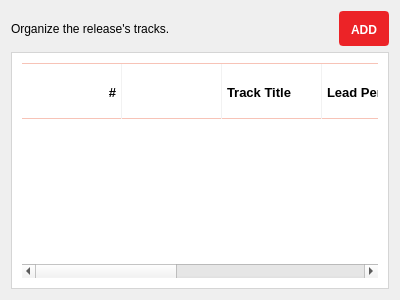
Above: resources/ui/track_list_page.ui from Iconoclasteinc/tgit before the change. Below: the same form after it.
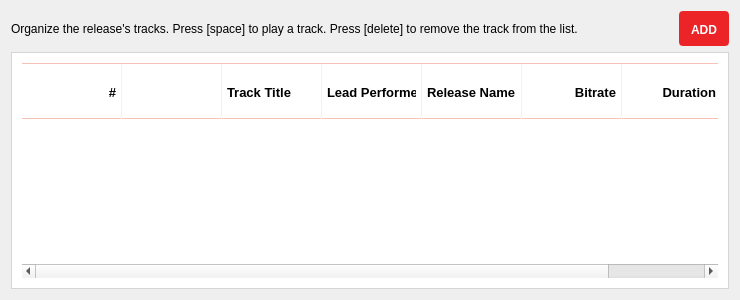
That is the form after the change.

Commit message: Improve the track list page help message.

The edit to the form file:
```diff
--- a/resources/ui/track_list_page.ui
+++ b/resources/ui/track_list_page.ui
@@ -6,7 +6,7 @@
    <rect>
     <x>0</x>
     <y>0</y>
-    <width>400</width>
+    <width>740</width>
     <height>300</height>
    </rect>
   </property>
@@ -29,7 +29,7 @@
       <item>
        <widget class="QLabel" name="label">
         <property name="text">
-         <string>Organize the release's tracks.</string>
+         <string>Organize the release's tracks. Press [space] to play a track. Press [delete] to remove the track from the list.</string>
         </property>
        </widget>
       </item>
@@ -333,7 +333,7 @@
           <string>#</string>
          </property>
          <property name="textAlignment">
-          <set>AlignRight|AlignVCenter</set>
+          <set>AlignTrailing|AlignVCenter</set>
          </property>
         </column>
         <column>
@@ -341,7 +341,7 @@
           <string/>
          </property>
          <property name="textAlignment">
-          <set>AlignHCenter|AlignVCenter|AlignCenter</set>
+          <set>AlignCenter</set>
          </property>
         </column>
         <column>
@@ -349,7 +349,7 @@
           <string>Track Title</string>
          </property>
          <property name="textAlignment">
-          <set>AlignLeft|AlignVCenter</set>
+          <set>AlignLeading|AlignVCenter</set>
          </property>
         </column>
         <column>
@@ -357,7 +357,7 @@
           <string>Lead Performer</string>
          </property>
          <property name="textAlignment">
-          <set>AlignLeft|AlignVCenter</set>
+          <set>AlignLeading|AlignVCenter</set>
          </property>
         </column>
         <column>
@@ -365,7 +365,7 @@
           <string>Release Name</string>
          </property>
          <property name="textAlignment">
-          <set>AlignLeft|AlignVCenter</set>
+          <set>AlignLeading|AlignVCenter</set>
          </property>
         </column>
         <column>
@@ -373,7 +373,7 @@
           <string>Bitrate</string>
          </property>
          <property name="textAlignment">
-          <set>AlignRight|AlignVCenter</set>
+          <set>AlignTrailing|AlignVCenter</set>
          </property>
         </column>
         <column>
@@ -381,7 +381,7 @@
           <string>Duration</string>
          </property>
          <property name="textAlignment">
-          <set>AlignRight|AlignVCenter</set>
+          <set>AlignTrailing|AlignVCenter</set>
          </property>
         </column>
        </widget>
```
The commit also changes 1 other file.
